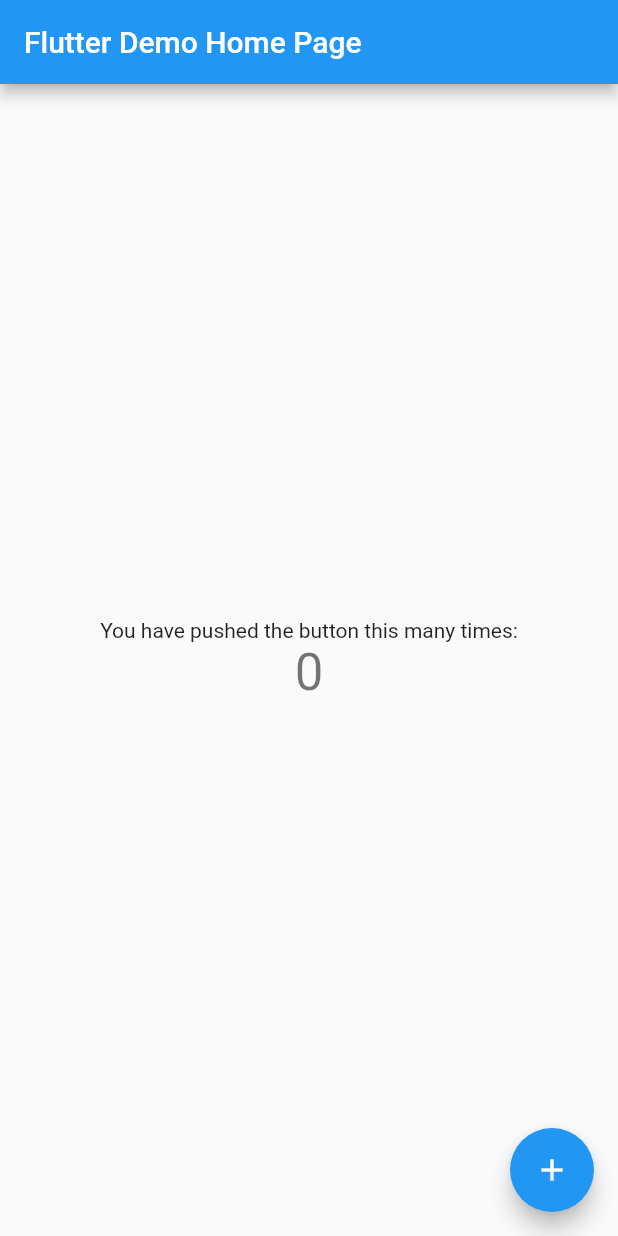
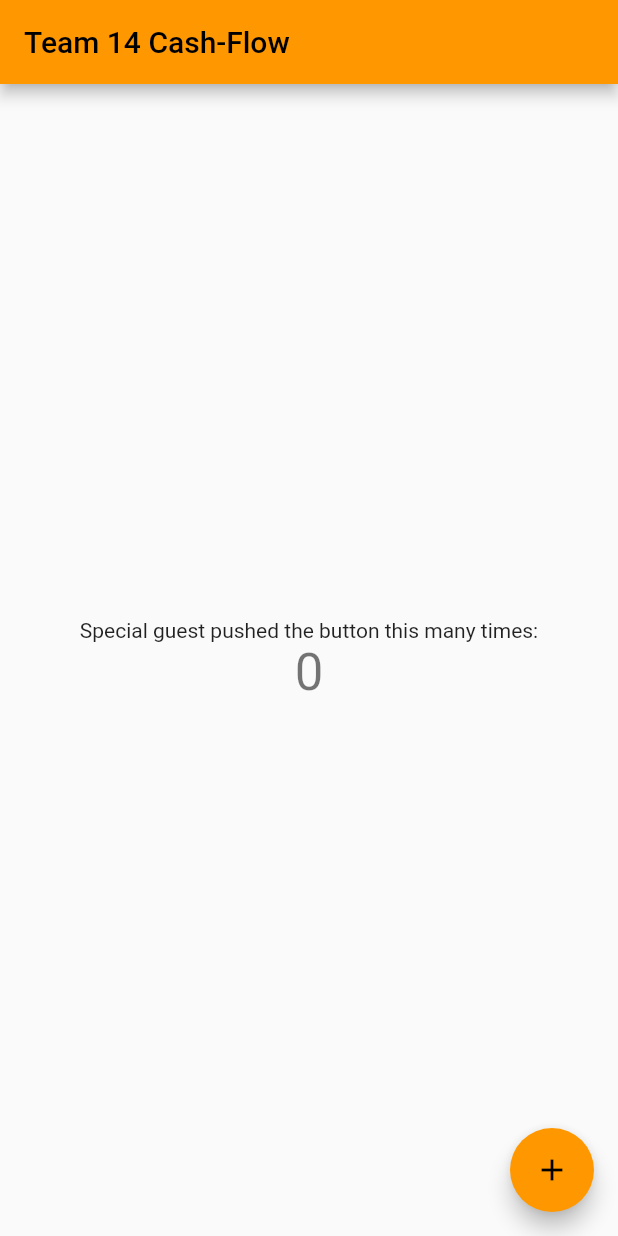
Before and after one commit to Syn4z/Cash-Flow, a Flutter app: the screen it shows after launch, on a phone screen of 412 x 824 dp. Run offline on Flutter 3.47's test engine with Material 2 defaults, Android fonts, the light colour scheme and no system bars.

Commit message:
Change color and text in main.dart

```diff
--- a/cash_flow/lib/main.dart
+++ b/cash_flow/lib/main.dart
@@ -22,9 +22,9 @@
         // or simply save your changes to "hot reload" in a Flutter IDE).
         // Notice that the counter didn't reset back to zero; the application
         // is not restarted.
-        primarySwatch: Colors.blue,
+        primarySwatch: Colors.orange,
       ),
-      home: const MyHomePage(title: 'Flutter Demo Home Page'),
+      home: const MyHomePage(title: 'Team 14 Cash-Flow'),
     );
   }
 }
@@ -96,7 +96,7 @@
           mainAxisAlignment: MainAxisAlignment.center,
           children: <Widget>[
             const Text(
-              'You have pushed the button this many times:',
+              'Special guest pushed the button this many times:',
             ),
             Text(
               '$_counter',
```
Also changed, not shown: 1 other file.
